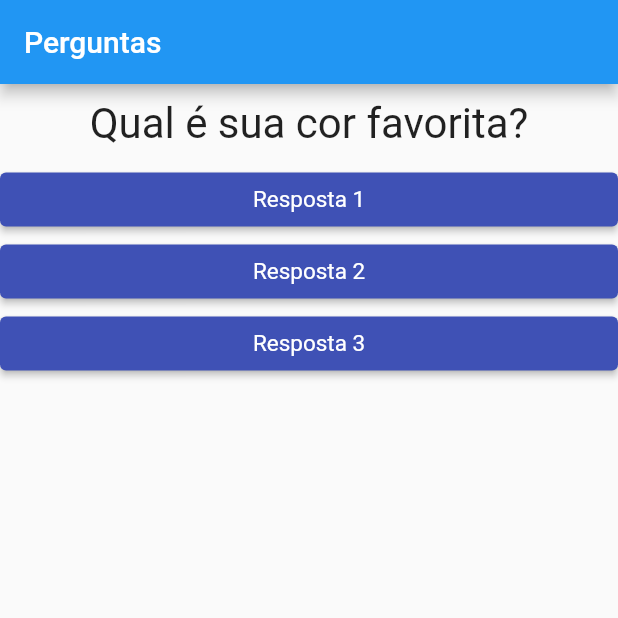
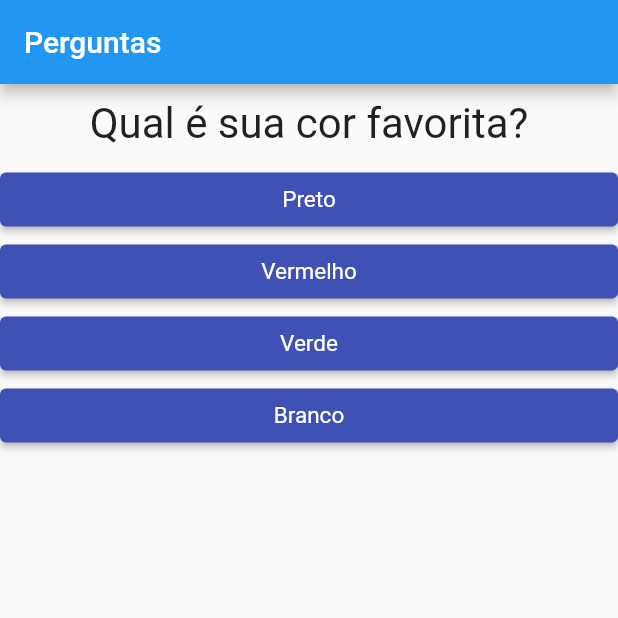
Before and after one commit to davidfffelix/QuizGame, a Flutter app: the screen it shows after launch, on a phone screen of 412 x 824 dp, the top half of it. Run offline on Flutter 3.47's test engine with Material 2 defaults, Android fonts, the phone set to English and light mode, and no system bars.

```diff
--- a/lib/main.dart
+++ b/lib/main.dart
@@ -32,8 +32,9 @@ class _PerguntaAppState extends State<PerguntaApp> { // Conexão entre estado e
         },
       ];
 
-       for(var textoResp in perguntas[_perguntaSelecionada].cast()['respostas']) {
-         print(textoResp);
+       List<Widget> respostas = [];
+       for(String textoResp in perguntas[_perguntaSelecionada].cast()['respostas']) {
+         respostas.add(Resposta(textoResp, _responder));
        }
 
     return MaterialApp(
@@ -44,9 +45,7 @@ class _PerguntaAppState extends State<PerguntaApp> { // Conexão entre estado e
         body: Column(
           children: [
             Questao(perguntas[_perguntaSelecionada]['texto'].toString()),
-            Resposta('Resposta 1', _responder),
-            Resposta('Resposta 2', _responder),
-            Resposta('Resposta 3', _responder),
+            ...respostas,
           ],
         ),
       ),
```
